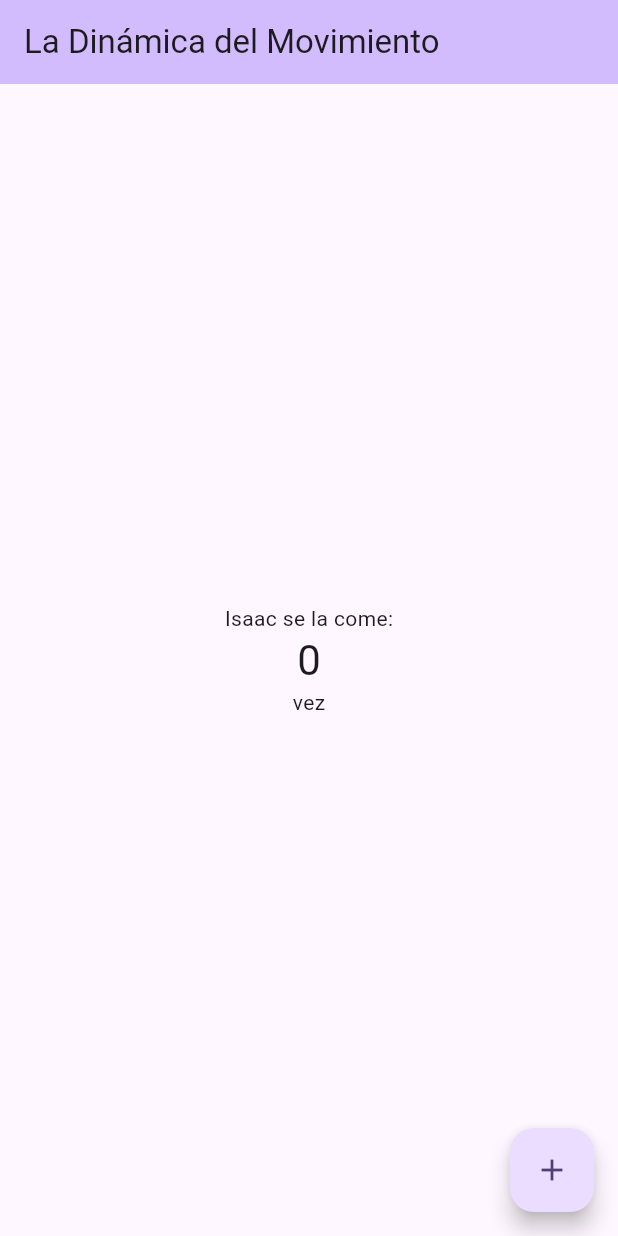
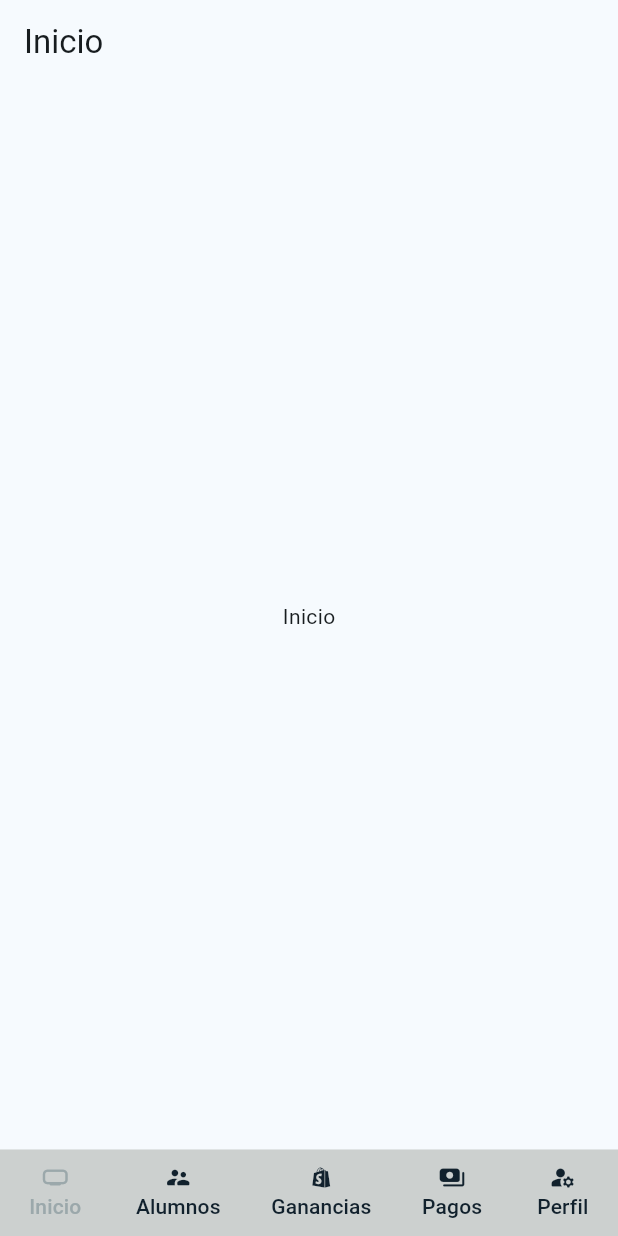
Before and after one commit to IsaacHarper01/la_dinamica_app_flutter, a Flutter app: the screen it shows after launch, on a phone screen of 412 x 824 dp. Run offline on Flutter 3.47's test engine with Material 3 defaults, Android fonts, the phone set to English and light mode, and no system bars.

Commit message:
Menu principal, navegacion entre pantallas y template pantallas

```diff
--- /dev/null
+++ b/lib/config/menu/menu_items.dart
@@ -0,0 +1,21 @@
+import 'package:flutter/material.dart';
+
+class MenuItem {
+  final String title;
+  final String link;
+  final IconData icon;
+
+  const MenuItem({required this.title, required this.link, required this.icon});
+}
+
+const appMenuItmes = <MenuItem>[
+  MenuItem(title: 'Inicio', link: '/home', icon: Icons.home_max_rounded),
+  MenuItem(
+      title: 'Alumnos',
+      link: '/students',
+      icon: Icons.supervisor_account_rounded),
+  MenuItem(title: 'Ganancias', link: '/earn', icon: Icons.shopify_rounded),
+  MenuItem(title: 'Pagos', link: 'pay', icon: Icons.payments_rounded),
+  MenuItem(
+      title: 'Perfil', link: 'profile', icon: Icons.manage_accounts_rounded),
+];
--- /dev/null
+++ b/lib/config/theme/app_theme.dart
@@ -0,0 +1,24 @@
+import 'package:flutter/material.dart';
+
+const colorList = <Color>[
+  Color(0XFF06141B),
+  Color(0XFF11212D),
+  Color(0XFF253745),
+  Color(0XFF4A5C6A),
+  Color(0XFF9BA8AB),
+  Color(0XFFCCD0CF),
+];
+
+class AppTheme {
+  final int selectedColor;
+
+  AppTheme({this.selectedColor = 0})
+      : assert(selectedColor >= 0, 'Selected color must be greater than 0'),
+        assert(selectedColor < colorList.length,
+            'Selected color must be less or equal than ${colorList.length - 1}');
+
+  ThemeData getTheme() => ThemeData(
+      useMaterial3: true,
+      colorSchemeSeed: colorList[selectedColor],
+      appBarTheme: const AppBarTheme(centerTitle: false));
+}
--- a/lib/main.dart
+++ b/lib/main.dart
@@ -1,4 +1,6 @@
 import 'package:flutter/material.dart';
+import 'package:la_dinamica_app/config/theme/app_theme.dart';
+import 'package:la_dinamica_app/screens/main_screen.dart';
 
 void main() {
   runApp(const MyApp());
@@ -12,115 +14,9 @@ class MyApp extends StatelessWidget {
   Widget build(BuildContext context) {
     return MaterialApp(
       title: 'La Dinamica del Movimiento',
-      theme: ThemeData(
-        // This is the theme of your application.
-        //
-        // TRY THIS: Try running your application with "flutter run". You'll see
-        // the application has a purple toolbar. Then, without quitting the app,
-        // try changing the seedColor in the colorScheme below to Colors.green
-        // and then invoke "hot reload" (save your changes or press the "hot
-        // reload" button in a Flutter-supported IDE, or press "r" if you used
-        // the command line to start the app).
-        //
-        // Notice that the counter didn't reset back to zero; the application
-        // state is not lost during the reload. To reset the state, use hot
-        // restart instead.
-        //
-        // This works for code too, not just values: Most code changes can be
-        // tested with just a hot reload.
-        colorScheme: ColorScheme.fromSeed(seedColor: Colors.deepPurple),
-        useMaterial3: true,
-      ),
-      home: const MyHomePage(title: 'La Dinámica del Movimiento'),
+      debugShowCheckedModeBanner: false,
+      theme: AppTheme(selectedColor: 0).getTheme(),
+      home: const MainScreen(),
     );
   }
 }
-
-class MyHomePage extends StatefulWidget {
-  const MyHomePage({super.key, required this.title});
-
-  // This widget is the home page of your application. It is stateful, meaning
-  // that it has a State object (defined below) that contains fields that affect
-  // how it looks.
-
-  // This class is the configuration for the state. It holds the values (in this
-  // case the title) provided by the parent (in this case the App widget) and
-  // used by the build method of the State. Fields in a Widget subclass are
-  // always marked "final".
-
-  final String title;
-
-  @override
-  State<MyHomePage> createState() => _MyHomePageState();
-}
-
-class _MyHomePageState extends State<MyHomePage> {
-  int _counter = 0;
-
-  void _incrementCounter() {
-    setState(() {
-      // This call to setState tells the Flutter framework that something has
-      // changed in this State, which causes it to rerun the build method below
-      // so that the display can reflect the updated values. If we changed
-      // _counter without calling setState(), then the build method would not be
-      // called again, and so nothing would appear to happen.
-      _counter++;
-    });
-  }
-
-  @override
-  Widget build(BuildContext context) {
-    // This method is rerun every time setState is called, for instance as done
-    // by the _incrementCounter method above.
-    //
-    // The Flutter framework has been optimized to make rerunning build methods
-    // fast, so that you can just rebuild anything that needs updating rather
-    // than having to individually change instances of widgets.
-    return Scaffold(
-      appBar: AppBar(
-        // TRY THIS: Try changing the color here to a specific color (to
-        // Colors.amber, perhaps?) and trigger a hot reload to see the AppBar
-        // change color while the other colors stay the same.
-        backgroundColor: Theme.of(context).colorScheme.inversePrimary,
-        // Here we take the value from the MyHomePage object that was created by
-        // the App.build method, and use it to set our appbar title.
-        title: Text(widget.title),
-      ),
-      body: Center(
-        // Center is a layout widget. It takes a single child and positions it
-        // in the middle of the parent.
-        child: Column(
-          // Column is also a layout widget. It takes a list of children and
-          // arranges them vertically. By default, it sizes itself to fit its
-          // children horizontally, and tries to be as tall as its parent.
-          //
-          // Column has various properties to control how it sizes itself and
-          // how it positions its children. Here we use mainAxisAlignment to
-          // center the children vertically; the main axis here is the vertical
-          // axis because Columns are vertical (the cross axis would be
-          // horizontal).
-          //
-          // TRY THIS: Invoke "debug painting" (choose the "Toggle Debug Paint"
-          // action in the IDE, or press "p" in the console), to see the
-          // wireframe for each widget.
-          mainAxisAlignment: MainAxisAlignment.center,
-          children: <Widget>[
-            const Text(
-              'Isaac se la come:',
-            ),
-            Text(
-              '$_counter',
-              style: Theme.of(context).textTheme.headlineMedium,
-            ),
-            Text(_counter > 1 ? 'veces' : 'vez'),
-          ],
-        ),
-      ),
-      floatingActionButton: FloatingActionButton(
-        onPressed: _incrementCounter,
-        tooltip: 'Increment',
-        child: const Icon(Icons.add),
-      ), // This trailing comma makes auto-formatting nicer for build methods.
-    );
-  }
-}
--- /dev/null
+++ b/lib/screens/earn_screen.dart
@@ -0,0 +1,17 @@
+import 'package:flutter/material.dart';
+
+class EarnScreen extends StatelessWidget {
+  const EarnScreen({super.key});
+
+  @override
+  Widget build(BuildContext context) {
+    return Scaffold(
+      appBar: AppBar(
+        title: const Text('Ganancias'),
+      ),
+      body: const Center(
+        child: Text('Ganancias'),
+      ),
+    );
+  }
+}
--- /dev/null
+++ b/lib/screens/home_screen.dart
@@ -0,0 +1,17 @@
+import 'package:flutter/material.dart';
+
+class HomeScreen extends StatelessWidget {
+  const HomeScreen({super.key});
+
+  @override
+  Widget build(BuildContext context) {
+    return Scaffold(
+      appBar: AppBar(
+        title: const Text('Inicio'),
+      ),
+      body: const Center(
+        child: Text('Inicio'),
+      ),
+    );
+  }
+}
--- /dev/null
+++ b/lib/screens/main_screen.dart
@@ -0,0 +1,73 @@
+import 'package:flutter/material.dart';
+import 'package:la_dinamica_app/config/menu/menu_items.dart';
+import 'package:la_dinamica_app/config/theme/app_theme.dart';
+import 'package:la_dinamica_app/screens/earn_screen.dart';
+import 'package:la_dinamica_app/screens/home_screen.dart';
+import 'package:la_dinamica_app/screens/pays_screen.dart';
+import 'package:la_dinamica_app/screens/profile_screen.dart';
+import 'package:la_dinamica_app/screens/students_screen.dart';
+
+class MainScreen extends StatefulWidget {
+  const MainScreen({super.key});
+
+  @override
+  State<MainScreen> createState() => _MainScreenState();
+}
+
+class _MainScreenState extends State<MainScreen> {
+  int _selectedIndex = 0;
+
+  final List<Widget> _screens = const [
+    HomeScreen(),
+    StudentsScreen(),
+    EarnScreen(),
+    PaysScreen(),
+    ProfileScreen()
+  ];
+
+  void _onItemTapped(int index) {
+    setState(() {
+      _selectedIndex = index;
+    });
+  }
+
+  @override
+  Widget build(BuildContext context) {
+    final screenHeight = MediaQuery.of(context).size.height;
+
+    return Scaffold(
+      body: _screens[_selectedIndex],
+      bottomNavigationBar: Container(
+        color: colorList[5],
+        height: screenHeight * 0.07,
+        child: Row(
+          mainAxisAlignment: MainAxisAlignment.spaceAround,
+          children: appMenuItmes.asMap().entries.map((entry) {
+            int idx = entry.key;
+            MenuItem item = entry.value;
+            return TextButton(
+              onPressed: () =>
+                  _onItemTapped(idx), // Cambia la pantalla al hacer clic
+              child: Column(
+                mainAxisAlignment: MainAxisAlignment.center,
+                children: [
+                  Icon(
+                    item.icon,
+                    color: _selectedIndex == idx ? colorList[4] : colorList[1],
+                  ),
+                  Text(
+                    item.title,
+                    style: TextStyle(
+                      color:
+                          _selectedIndex == idx ? colorList[4] : colorList[1],
+                    ),
+                  ),
+                ],
+              ),
+            );
+          }).toList(),
+        ),
+      ),
+    );
+  }
+}
--- /dev/null
+++ b/lib/screens/pays_screen.dart
@@ -0,0 +1,17 @@
+import 'package:flutter/material.dart';
+
+class PaysScreen extends StatelessWidget {
+  const PaysScreen({super.key});
+
+  @override
+  Widget build(BuildContext context) {
+    return Scaffold(
+      appBar: AppBar(
+        title: const Text('Pagos'),
+      ),
+      body: const Center(
+        child: Text('Pagos'),
+      ),
+    );
+  }
+}
--- /dev/null
+++ b/lib/screens/profile_screen.dart
@@ -0,0 +1,17 @@
+import 'package:flutter/material.dart';
+
+class ProfileScreen extends StatelessWidget {
+  const ProfileScreen({super.key});
+
+  @override
+  Widget build(BuildContext context) {
+    return Scaffold(
+      appBar: AppBar(
+        title: const Text('Perfil'),
+      ),
+      body: const Center(
+        child: Text('Perfil'),
+      ),
+    );
+  }
+}
--- /dev/null
+++ b/lib/screens/students_screen.dart
@@ -0,0 +1,17 @@
+import 'package:flutter/material.dart';
+
+class StudentsScreen extends StatelessWidget {
+  const StudentsScreen({super.key});
+
+  @override
+  Widget build(BuildContext context) {
+    return Scaffold(
+      appBar: AppBar(
+        title: const Text('Alumnos'),
+      ),
+      body: const Center(
+        child: Text('Alumnos'),
+      ),
+    );
+  }
+}
```
